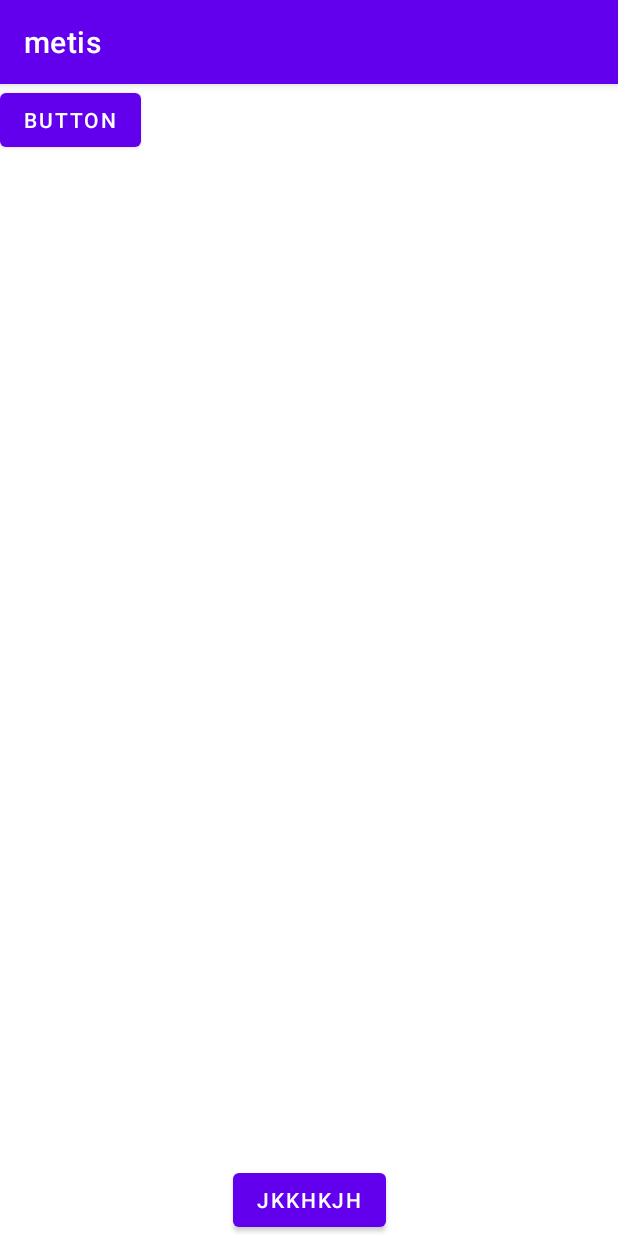
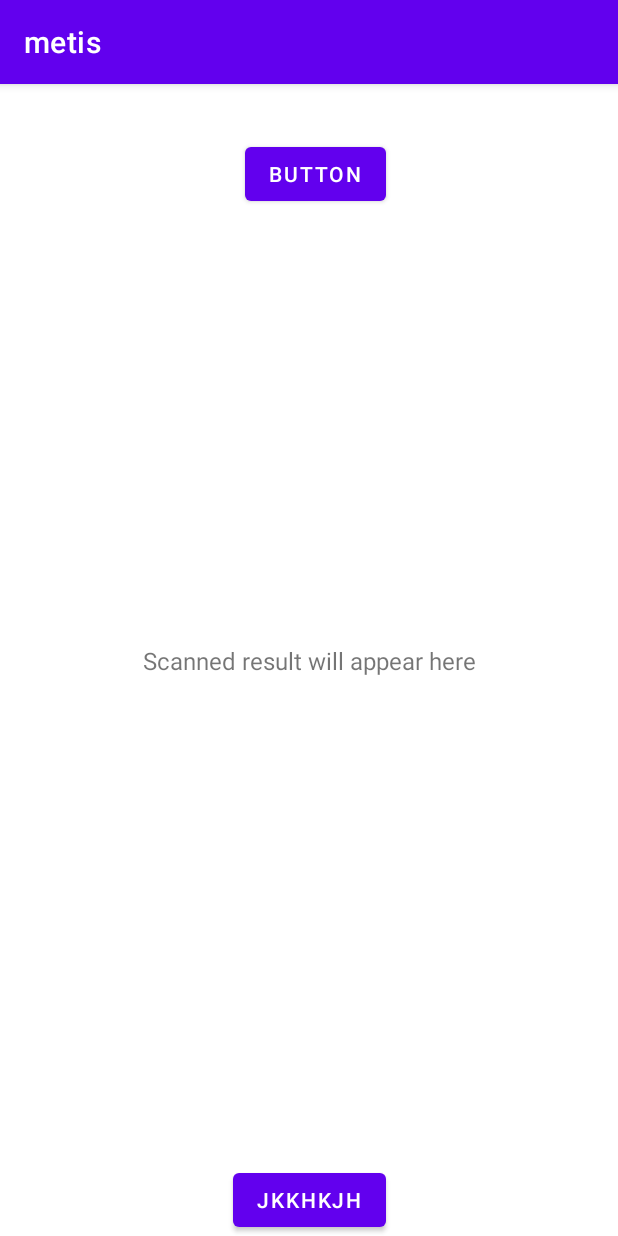
Before and after one commit to viltskaa/MetisAndroid, an Android app: the screen it shows after launch (MainActivity), on a phone screen of 412 x 824 dp. Run offline under Robolectric (Android 15) with nearby library versions, the phone set to English and light mode, and no system bars.

Commit message:
scan qr-code

```diff
--- a/app/src/main/java/com/example/metis/MainActivity.java
+++ b/app/src/main/java/com/example/metis/MainActivity.java
@@ -5,19 +5,20 @@ import androidx.appcompat.app.AppCompatActivity;
 import android.app.Activity;
 import android.content.Intent;
 import android.graphics.Bitmap;
-import android.hardware.camera2.CameraAccessException;
 import android.os.Bundle;
 import android.provider.MediaStore;
-import android.util.Log;
-import android.view.View;
+import android.view.KeyEvent;
 import android.widget.Button;
 import android.widget.ImageView;
+import android.widget.TextView;
 
-import java.util.Arrays;
+import java.util.Objects;
 
 public class MainActivity extends AppCompatActivity {
     private static final int CAMERA_REQUEST = 3;
     private ImageView imageView;
+    private TextView textView;
+    private String scannedResult = "";
 
     @Override
     protected void onCreate(Bundle savedInstanceState) {
@@ -25,21 +26,36 @@ public class MainActivity extends AppCompatActivity {
         setContentView(R.layout.activity_my_camera);
 
         this.imageView = this.findViewById(R.id.imageView1);
+        this.textView = this.findViewById(R.id.textView);
         Button photoButton = this.findViewById(R.id.button);
-        photoButton.setOnClickListener(new View.OnClickListener() {
 
-            @Override
-            public void onClick(View v) {
-                Intent cameraIntent = new Intent(MediaStore.ACTION_IMAGE_CAPTURE);
-                startActivityForResult(cameraIntent, CAMERA_REQUEST);
+        photoButton.setOnClickListener(v -> {
+            Intent cameraIntent = new Intent(MediaStore.ACTION_IMAGE_CAPTURE);
+            startActivityForResult(cameraIntent, CAMERA_REQUEST);
+        });
+
+    }
+
+    @Override
+    public boolean dispatchKeyEvent(KeyEvent event) {
+        if (event.getAction() == KeyEvent.ACTION_DOWN) {
+            char pressedKey = (char) event.getUnicodeChar();
+            if (pressedKey == '\n') {
+                textView.setText(scannedResult);
+                scannedResult = "";
+                return true;
+            } else {
+                scannedResult += pressedKey;
             }
-        });
+        }
+
+        return super.dispatchKeyEvent(event);
     }
 
     protected void onActivityResult(int requestCode, int resultCode, Intent data) {
         super.onActivityResult(requestCode, resultCode, data);
         if (requestCode == CAMERA_REQUEST && resultCode == Activity.RESULT_OK) {
-            Bitmap photo = (Bitmap) data.getExtras().get("data");
+            Bitmap photo = (Bitmap) Objects.requireNonNull(data.getExtras()).get("data");
             imageView.setImageBitmap(photo);
         }
     }
--- a/app/src/main/res/layout/activity_my_camera.xml
+++ b/app/src/main/res/layout/activity_my_camera.xml
@@ -11,10 +11,10 @@
         android:id="@+id/button1"
         android:layout_width="wrap_content"
         android:layout_height="wrap_content"
-        android:text="jkkhkjh"
+        android:text="@string/jkkhkjh"
         app:layout_constraintBottom_toBottomOf="parent"
         app:layout_constraintEnd_toEndOf="parent"
-        app:layout_constraintStart_toStartOf="parent"></Button>
+        app:layout_constraintStart_toStartOf="parent" />
 
     <ImageView
         android:id="@+id/imageView1"
@@ -24,16 +24,32 @@
         app:layout_constraintEnd_toEndOf="parent"
         app:layout_constraintStart_toStartOf="parent"
         app:layout_constraintTop_toTopOf="parent"
-        tools:ignore="MissingConstraints"></ImageView>
+        tools:ignore="MissingConstraints" />
 
     <Button
         android:id="@+id/button"
         android:layout_width="wrap_content"
+        android:layout_height="0dp"
+        android:layout_marginTop="36dp"
+        android:text="@string/button"
+        app:layout_constraintEnd_toEndOf="parent"
+        app:layout_constraintHorizontal_bias="0.514"
+        app:layout_constraintStart_toStartOf="parent"
+        app:layout_constraintTop_toTopOf="parent"
+        tools:ignore="MissingConstraints" />
+
+    <TextView
+        android:id="@+id/textView"
+        android:layout_width="wrap_content"
         android:layout_height="wrap_content"
-        android:text="Button"
-        tools:layout_editor_absoluteX="148dp"
-        tools:layout_editor_absoluteY="338dp"
-        tools:ignore="MissingConstraints" />
+        android:layout_below="@id/button"
+        android:layout_centerHorizontal="true"
+        android:text="@string/scanned_result_will_appear_here"
+        android:textSize="16sp"
+        app:layout_constraintBottom_toBottomOf="parent"
+        app:layout_constraintEnd_toEndOf="parent"
+        app:layout_constraintStart_toStartOf="parent"
+        app:layout_constraintTop_toTopOf="parent" />
 
 
 </androidx.constraintlayout.widget.ConstraintLayout>
--- a/app/src/main/res/values/strings.xml
+++ b/app/src/main/res/values/strings.xml
@@ -1,4 +1,7 @@
 <resources>
     <string name="app_name">metis</string>
     <string name="title_activity_main">MainActivity</string>
+    <string name="scanned_result_will_appear_here">Scanned result will appear here</string>
+    <string name="button">Button</string>
+    <string name="jkkhkjh">jkkhkjh</string>
 </resources>
```
Also changed, not shown: gradle/wrapper/gradle-wrapper.properties, 3 other files.
